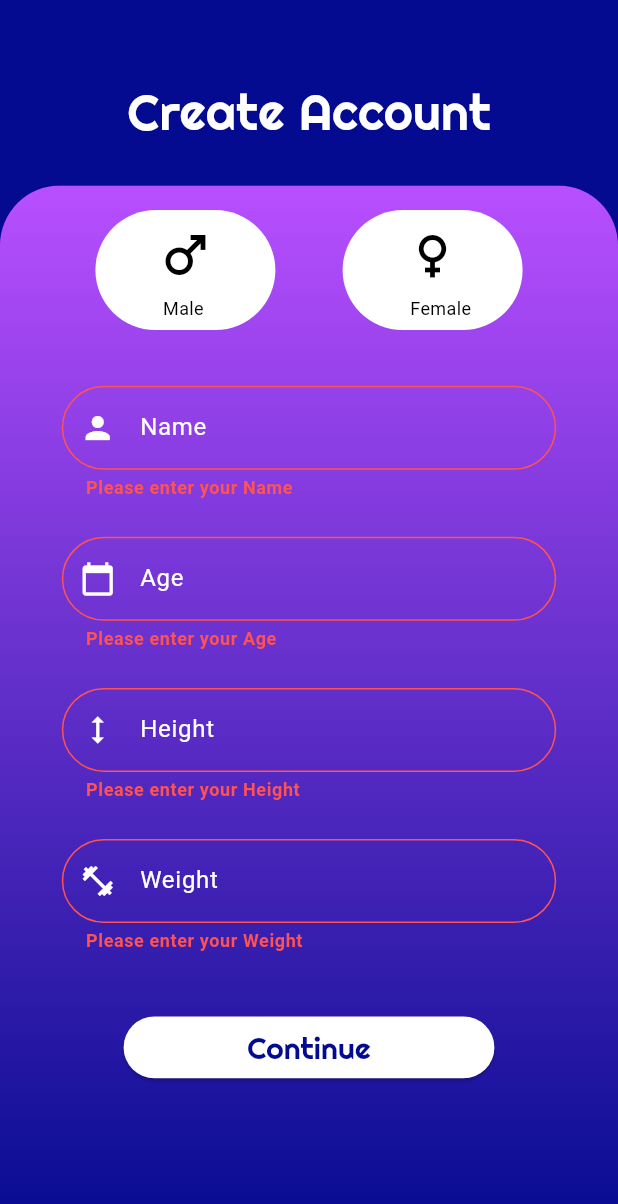
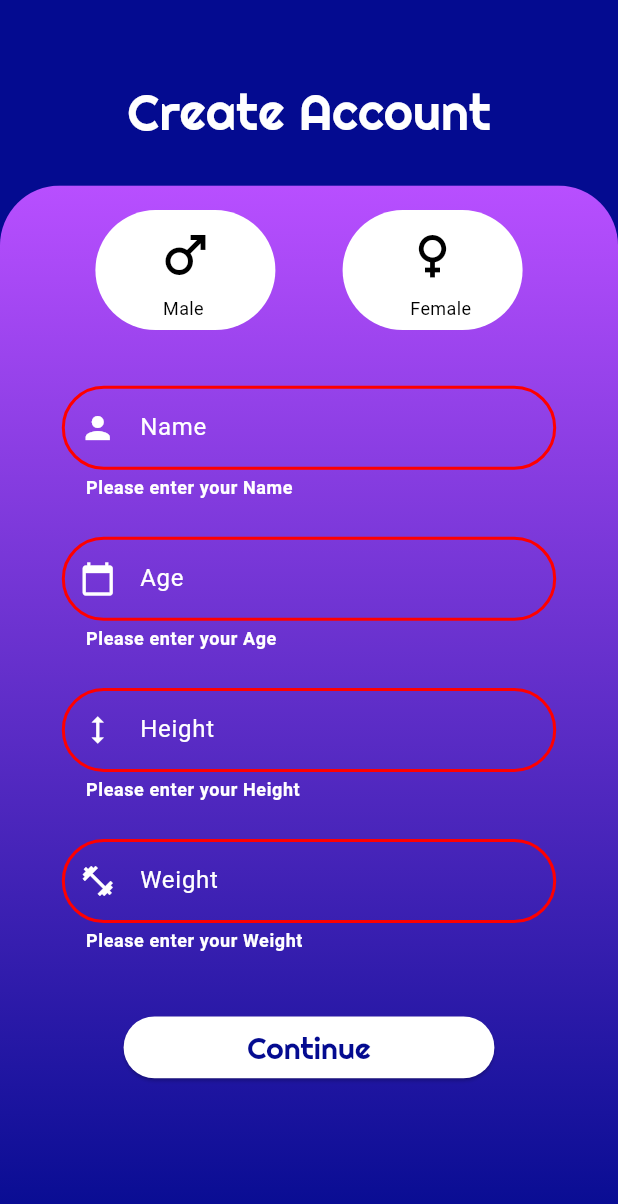
Before and after one commit to hashir-com/be_active, a Flutter app: the LoginScreen screen opened directly, after a tap on "Continue", on a phone screen of 412 x 824 dp. Shown: the top 1204 px of the screen. Run offline on Flutter 3.47's test engine with Material 3 defaults, Android fonts, the phone set to English and light mode, and no system bars; our stand-ins replace fl_chart, flutter_svg, google_fonts, hive, hive_flutter, lottie and 1 more; accounts and stored records are empty; project files that could hold a hidden picture were left out.

Commit message:
weeek 1 done

```diff
--- a/lib/screens/create_account_screen.dart
+++ b/lib/screens/create_account_screen.dart
@@ -24,8 +24,10 @@
 
   @override
   Widget build(BuildContext context) {
-    final screenHeight = MediaQuery.of(context).size.height;
-    final screenWidth = MediaQuery.of(context).size.width;
+    return LayoutBuilder(
+      builder: (context, constraints) {
+        final screenHeight = constraints.maxHeight;
+        final screenWidth = constraints.maxWidth;
 
         return Scaffold(
           backgroundColor: const Color(0xFF040B90),
@@ -48,9 +50,7 @@
             ),
           ),
           resizeToAvoidBottomInset: true,
-      body: LayoutBuilder(
-        builder: (context, constraints) {
-          return SingleChildScrollView(
+          body: SingleChildScrollView(
             child: Column(
               children: [
                 Container(
@@ -65,7 +65,6 @@
                       begin: Alignment.topCenter,
                       end: Alignment.bottomCenter,
                     ),
-
                     borderRadius: const BorderRadius.only(
                       topLeft: Radius.circular(40),
                       topRight: Radius.circular(40),
@@ -82,9 +81,9 @@
                 ),
               ],
             ),
+          ),
         );
       },
-      ),
     );
   }
 
@@ -243,12 +242,15 @@
             borderSide: const BorderSide(color: Colors.white, width: 2),
           ),
           errorStyle: const TextStyle(
-            color: Colors.redAccent,
+            color: Color.fromARGB(255, 255, 255, 255),
             fontWeight: FontWeight.bold,
           ),
           errorBorder: OutlineInputBorder(
             borderRadius: BorderRadius.circular(30),
-            borderSide: const BorderSide(color: Colors.redAccent),
+            borderSide: const BorderSide(
+              color: Color.fromARGB(255, 255, 0, 0),
+              width: 2,
+            ),
           ),
           focusedErrorBorder: OutlineInputBorder(
             borderRadius: BorderRadius.circular(30),
--- a/lib/screens/settings_screen.dart
+++ b/lib/screens/settings_screen.dart
@@ -1,3 +1,4 @@
+
 import 'package:flutter/material.dart';
 
 class SettingsScreen extends StatelessWidget {
--- a/lib/screens/splash_screen.dart
+++ b/lib/screens/splash_screen.dart
@@ -26,6 +26,7 @@
   @override
   Widget build(BuildContext context) {
     return Scaffold(
+
       body: Container(
         decoration: const BoxDecoration(
           gradient: LinearGradient(
--- a/lib/screens/tracking_screen.dart
+++ b/lib/screens/tracking_screen.dart
@@ -14,12 +14,6 @@
   void initState() {
     super.initState();
 
-    Future.delayed(Duration(seconds: 3), () {
-      Navigator.pushReplacement(
-        context,
-        MaterialPageRoute(builder: (context) => NavigationScreen()),
-      );
-    });
   }
 
   @override
```
Lines whose indentation alone changed are shown as unchanged.
